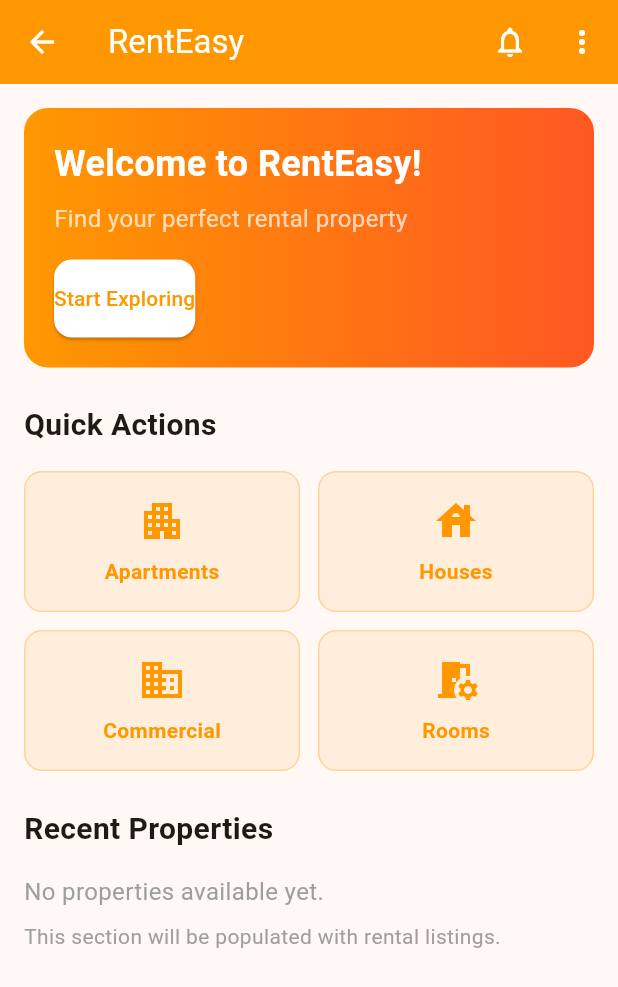
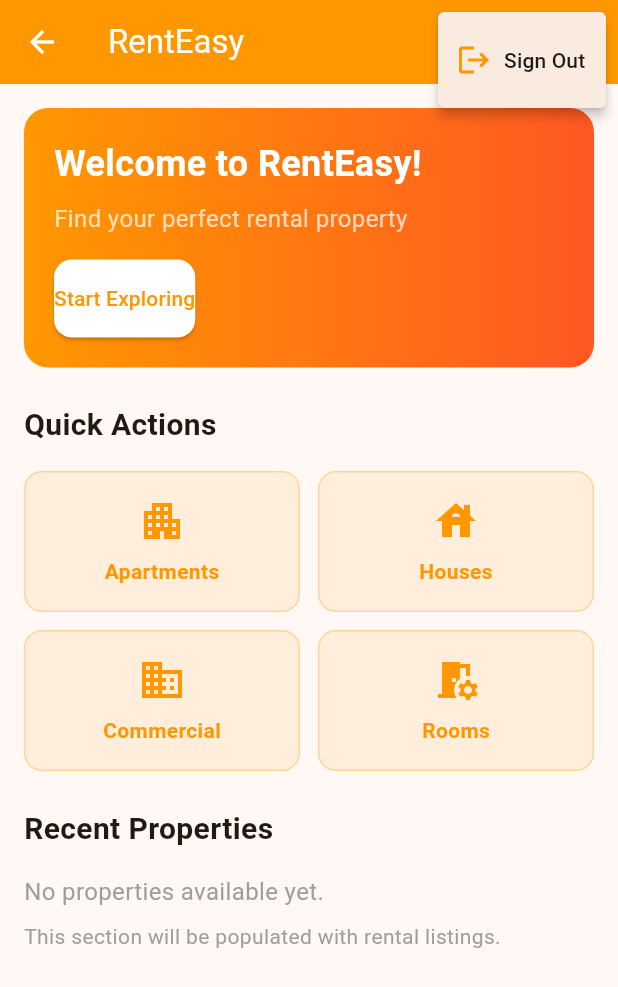
Before and after one commit to Bramtheking/rentalapp, a Flutter app: the HomePage screen opened directly, after a tap on the "more vert" icon, on a phone screen of 412 x 824 dp. Shown: the top 987 px of the screen. Run offline on Flutter 3.47's test engine with Material 3 defaults, Android fonts, the phone set to English and light mode, and no system bars; our stand-ins replace cloud_firestore, firebase_auth, firebase_core; accounts and stored records are empty.

Commit message:
Newest commit

```diff
--- a/lib/screens/home_screen.dart
+++ b/lib/screens/home_screen.dart
@@ -70,7 +70,14 @@ class HomePage extends StatelessWidget {
             icon: const Icon(Icons.notifications_outlined),
             onPressed: () {},
           ),
-          PopupMenuButton<String>(
+          FutureBuilder<Map<String, dynamic>?>(
+            future: AuthService().getUserData(FirebaseAuth.instance.currentUser!.uid),
+            builder: (context, snapshot) {
+              final userType = snapshot.hasData && snapshot.data != null
+                  ? snapshot.data!['userType'] ?? ''
+                  : '';
+
+              return PopupMenuButton<String>(
                 onSelected: (value) async {
                   if (value == 'logout') {
                     await AuthService().signOut();
@@ -83,15 +90,13 @@ class HomePage extends StatelessWidget {
                     );
                   }
                 },
-            itemBuilder: (BuildContext context) => [
-              // Show admin option only for super admin users
-              FutureBuilder<Map<String, dynamic>?>(
-                future: AuthService().getUserData(FirebaseAuth.instance.currentUser!.uid),
-                builder: (context, snapshot) {
-                  if (snapshot.hasData && snapshot.data != null) {
-                    final userType = snapshot.data!['userType'] ?? '';
+                itemBuilder: (BuildContext context) {
+                  List<PopupMenuEntry<String>> items = [];
+
+                  // Add admin option only for super admin users
                   if (userType == 'superadmin') {
-                      return const PopupMenuItem<String>(
+                    items.add(
+                      const PopupMenuItem<String>(
                         value: 'admin',
                         child: Row(
                           children: [
@@ -100,16 +105,12 @@ class HomePage extends StatelessWidget {
                             Text('Super Admin'),
                           ],
                         ),
+                      ),
                     );
                   }
-                  }
-                  return const PopupMenuItem<String>(
-                    value: '',
-                    enabled: false,
-                    child: SizedBox.shrink(),
-                  );
-                },
-              ),
+
+                  // Always add logout option
+                  items.add(
                     const PopupMenuItem<String>(
                       value: 'logout',
                       child: Row(
@@ -120,7 +121,12 @@ class HomePage extends StatelessWidget {
                         ],
                       ),
                     ),
-            ],
+                  );
+
+                  return items;
+                },
+              );
+            },
           ),
         ],
       ),
--- a/pubspec.yaml
+++ b/pubspec.yaml
@@ -36,9 +36,9 @@ dependencies:
   cupertino_icons: ^1.0.8
 
   # Firebase
-  firebase_core: ^3.6.0
-  firebase_auth: ^5.3.1
-  cloud_firestore: ^5.4.4
+  firebase_core: ^3.8.0
+  firebase_auth: ^5.3.3
+  cloud_firestore: ^5.4.5
 
 dev_dependencies:
   flutter_test:
```
Also changed, not shown: new.dart (deleted), 4 other files. Lines whose indentation alone changed are shown as unchanged.
